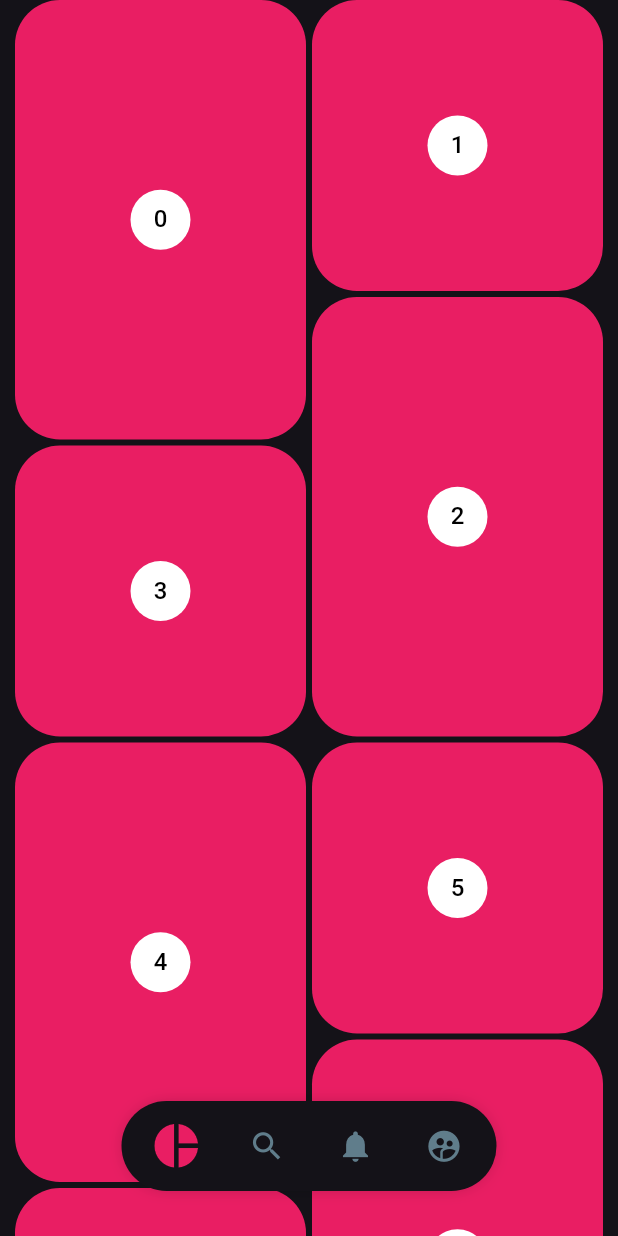
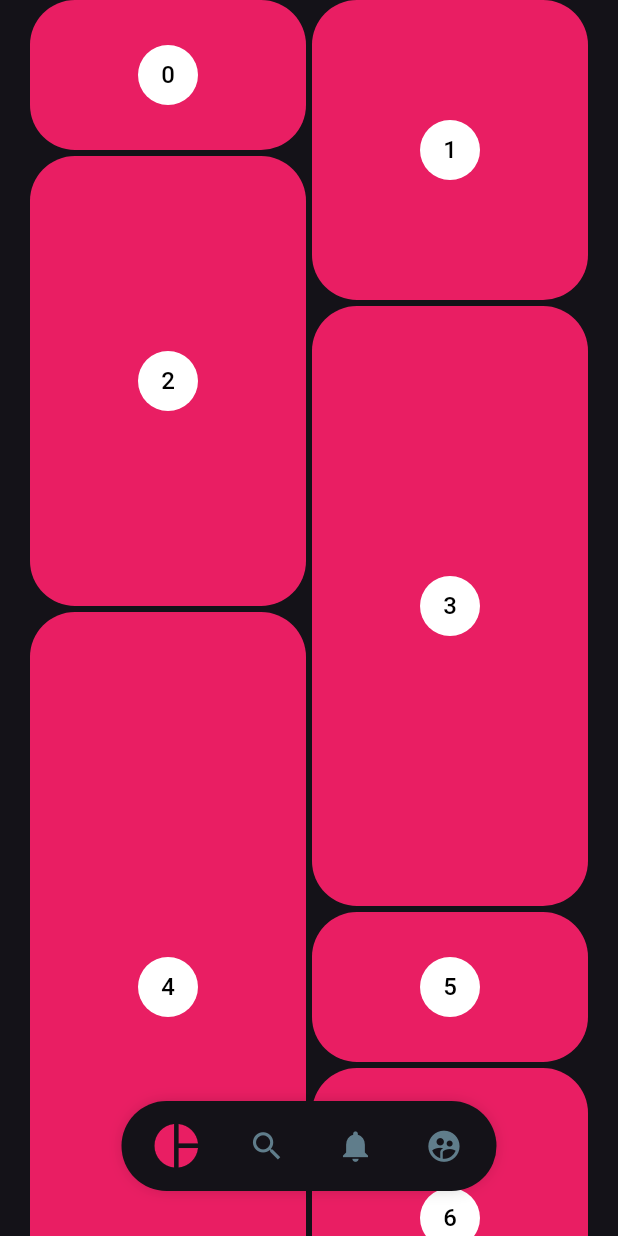
Before and after one commit to DeveTe5t/flutter-designs_designs_app, a Flutter app: the PinterestPage screen opened directly, on a phone screen of 412 x 824 dp. Run offline on Flutter 3.47's test engine with Material 3 defaults, Android fonts, the phone set to English and light mode, and no system bars; our stand-ins replace animate_do, flutter_svg, font_awesome_flutter.

Commit message:
Finished layout portrait and landscape

```diff
--- a/lib/main.dart
+++ b/lib/main.dart
@@ -156,9 +156,11 @@ class AppWithTheme extends StatelessWidget {
           final screenSize = MediaQuery.sizeOf(context).width;
 
           if (screenSize > 500) {
+            // return const LauncherTabletPage(key: ValueKey('tabletPage'));
             return const LauncherTabletPage();
           }
 
+          // return const LauncherPage(key: ValueKey('phonePage'));
           return const LauncherPage();
         },
       ),
--- a/lib/src/models/layout_model.dart
+++ b/lib/src/models/layout_model.dart
@@ -3,7 +3,8 @@ import 'package:flutter/material.dart';
 import '/src/pages/pages.dart';
 
 class LayoutModel with ChangeNotifier {
-  Widget _currentPage = const SlideShowPage();
+  // Widget _currentPage = const SlideShowPage();
+  Widget _currentPage = const PinterestPage();
 
   Widget get currentPage => _currentPage;
 
--- a/lib/src/pages/pinterest_page.dart
+++ b/lib/src/pages/pinterest_page.dart
@@ -474,27 +474,45 @@ class _PinterestGridState extends State<PinterestGrid> {
   @override
   Widget build(BuildContext context) {
     // ********** With package
+    return LayoutBuilder(
+      builder: (context, constraints) {
+        if (constraints.maxWidth <= 0 || constraints.maxHeight <= 0) {
+          // You can show a CircularProgressIndicator or a SizedBox.shrink().
+          return const Center(child: CircularProgressIndicator());
+        }
+
+        int columnCount = 2;
+        if (MediaQuery.sizeOf(context).width > 500) {
+          columnCount = 3;
+        } else {
+          columnCount = 2;
+        }
+
         //------- Solution 1
-    // return Container(
-    //   padding: const EdgeInsets.symmetric(horizontal: 20),
-    //   child: MasonryGridView.count(
-    //     controller: controller,
-    //     crossAxisCount: 2,
-    //     mainAxisSpacing: 4,
-    //     crossAxisSpacing: 4,
-    //     // padding: const EdgeInsets.all(10),
-    //     itemCount: items.length,
-    //     itemBuilder: (context, index) {
-    //       return _Tile(index: index, extent: (index % 5 + 1) * 100);
-    //     },
-    //   ),
-    // );
+        return Container(
+          padding: const EdgeInsets.symmetric(horizontal: 20),
+          child: MasonryGridView.count(
+            controller: controller,
+            // colums
+            crossAxisCount: columnCount,
+            mainAxisSpacing: 4,
+            crossAxisSpacing: 4,
+            // padding: const EdgeInsets.all(10),
+            itemCount: items.length,
+            itemBuilder: (context, index) {
+              return _Tile(index: index, extent: (index % 5 + 1) * 100);
+            },
+          ),
+        );
 
         //------- Solution 2
         // return SingleChildScrollView(
         //   controller: controller,
         //   child: StaggeredGrid.count(
-    //     crossAxisCount: 4,
+        //     // when _PinterestItem2, crossAxisCellCount = 2
+        //     // 4 = 2 col, 6 = 3 col
+        //     // crossAxisCount / crossAxisCellCount
+        //     crossAxisCount: columnCount * 2,
         //     mainAxisSpacing: 4,
         //     crossAxisSpacing: 4,
         //     children: List.generate(
@@ -526,70 +544,45 @@ class _PinterestGridState extends State<PinterestGrid> {
         // );
 
         //------- Solution 4
-    return GridView.custom(
-      controller: controller,
-      padding: const EdgeInsets.symmetric(horizontal: 10),
-      gridDelegate: SliverQuiltedGridDelegate(
-        crossAxisCount: 4,
-        mainAxisSpacing: 4,
-        crossAxisSpacing: 4,
-        repeatPattern: QuiltedGridRepeatPattern.inverted,
-        pattern: const [QuiltedGridTile(3, 2), QuiltedGridTile(2, 2)],
-      ),
-      childrenDelegate: SliverChildBuilderDelegate(
-        (context, index) => _PinterestItem(index: index),
-        childCount: items.length,
-      ),
+        // return GridView.custom(
+        //   controller: controller,
+        //   padding: const EdgeInsets.symmetric(horizontal: 10),
+        //   gridDelegate: SliverQuiltedGridDelegate(
+        //     crossAxisCount: 4,
+        //     mainAxisSpacing: 4,
+        //     crossAxisSpacing: 4,
+        //     repeatPattern: QuiltedGridRepeatPattern.mirrored,
+        //     pattern: const [QuiltedGridTile(3, 2), QuiltedGridTile(2, 2)],
+        //   ),
+        //   childrenDelegate: SliverChildBuilderDelegate(
+        //     (context, index) => _PinterestItem(index: index),
+        //     childCount: items.length,
+        //   ),
+        // );
+      },
     );
   }
 }
 
-// class _Tile extends StatelessWidget {
-//   const _Tile({required this.index, required this.extent});
-//   final int index;
-//   final double extent;
-
-//   @override
-//   Widget build(BuildContext context) {
-//     return Container(
-//       height: extent,
-//       decoration: const BoxDecoration(
-//         color: Colors.blue,
-//         borderRadius: BorderRadius.all(Radius.circular(30)),
-//       ),
-//       child: Center(
-//         child: CircleAvatar(
-//           backgroundColor: Colors.white,
-//           child: Text('$index'),
-//         ),
-//       ),
-//     );
-//   }
-// }
-
-class _PinterestItem extends StatelessWidget {
+class _Tile extends StatelessWidget {
+  const _Tile({required this.index, required this.extent});
   final int index;
-  const _PinterestItem({required this.index});
+  final double extent;
 
   @override
   Widget build(BuildContext context) {
     final appTheme = ThemeChangerNotifier.watch(context);
 
     return Container(
-      // margin: const EdgeInsets.all(5),
+      height: extent,
       decoration: BoxDecoration(
         // color: Colors.blue,
-        // color:
-        //     appTheme.darkTheme
-        //         ? appTheme.currentTheme.colorScheme.onPrimary
-        //         : appTheme.currentTheme.colorScheme.primary,
         color: appTheme.currentTheme.colorScheme.primary,
         borderRadius: const BorderRadius.all(Radius.circular(30)),
       ),
       child: Center(
         child: CircleAvatar(
           backgroundColor: Colors.white,
-          // backgroundColor: appTheme.currentTheme.colorScheme.onPrimaryContainer,
           child: Text('$index', style: const TextStyle(color: Colors.black)),
         ),
       ),
@@ -597,28 +590,61 @@ class _PinterestItem extends StatelessWidget {
   }
 }
 
-// class _PinterestItem2 extends StatelessWidget {
+// class _PinterestItem extends StatelessWidget {
 //   final int index;
-//   const _PinterestItem2({required this.index});
+//   const _PinterestItem({required this.index});
 
 //   @override
 //   Widget build(BuildContext context) {
-//     return StaggeredGridTile.count(
-//       crossAxisCellCount: 2,
-//       mainAxisCellCount: index.isEven ? 2 : 3,
-//       child: Container(
-//         margin: const EdgeInsets.all(5),
-//         decoration: const BoxDecoration(
-//           color: Colors.blue,
-//           borderRadius: BorderRadius.all(Radius.circular(30)),
-//         ),
-//         child: Center(
-//           child: CircleAvatar(
-//             backgroundColor: Colors.white,
-//             child: Text('$index'),
-//           ),
+//     final appTheme = ThemeChangerNotifier.watch(context);
+
+//     return Container(
+//       // margin: const EdgeInsets.all(5),
+//       decoration: BoxDecoration(
+//         // color: Colors.blue,
+//         // color:
+//         //     appTheme.darkTheme
+//         //         ? appTheme.currentTheme.colorScheme.onPrimary
+//         //         : appTheme.currentTheme.colorScheme.primary,
+//         color: appTheme.currentTheme.colorScheme.primary,
+//         borderRadius: const BorderRadius.all(Radius.circular(30)),
+//       ),
+//       child: Center(
+//         child: CircleAvatar(
+//           backgroundColor: Colors.white,
+//           // backgroundColor: appTheme.currentTheme.colorScheme.onPrimaryContainer,
+//           child: Text('$index', style: const TextStyle(color: Colors.black)),
 //         ),
 //       ),
 //     );
 //   }
 // }
+
+class _PinterestItem2 extends StatelessWidget {
+  final int index;
+  const _PinterestItem2({required this.index});
+
+  @override
+  Widget build(BuildContext context) {
+    final appTheme = ThemeChangerNotifier.watch(context);
+
+    return StaggeredGridTile.count(
+      crossAxisCellCount: 2,
+      mainAxisCellCount: index.isEven ? 2 : 3,
+      child: Container(
+        margin: const EdgeInsets.all(5),
+        decoration: BoxDecoration(
+          // color: Colors.blue,
+          color: appTheme.currentTheme.colorScheme.primary,
+          borderRadius: const BorderRadius.all(Radius.circular(30)),
+        ),
+        child: Center(
+          child: CircleAvatar(
+            backgroundColor: Colors.white,
+            child: Text('$index', style: const TextStyle(color: Colors.black)),
+          ),
+        ),
+      ),
+    );
+  }
+}
```
Lines whose indentation alone changed are shown as unchanged.
